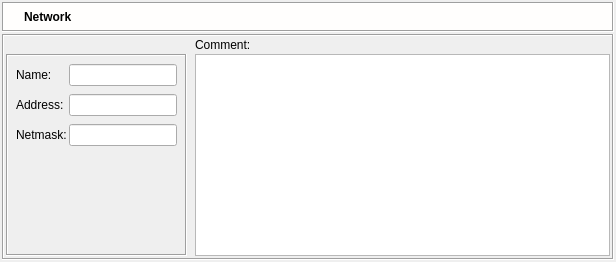
Old version of the form src/gui/networkdialog_q.ui in the repository fwbuilder/fwbuilder.
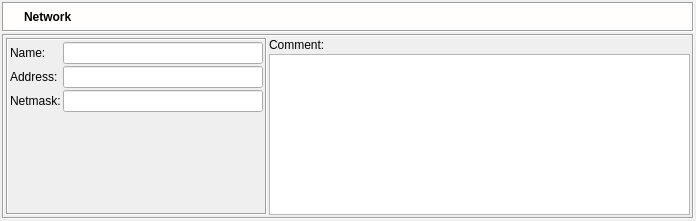
New version of the form. Icons and pictures are not drawn.

```diff
--- a/src/gui/networkdialog_q.ui
+++ b/src/gui/networkdialog_q.ui
@@ -8,8 +8,8 @@
    <rect>
     <x>0</x>
     <y>0</y>
-    <width>616</width>
-    <height>262</height>
+    <width>696</width>
+    <height>221</height>
    </rect>
   </property>
   <property name="sizePolicy" >
@@ -244,55 +244,14 @@
         <enum>QFrame::Sunken</enum>
        </property>
        <layout class="QGridLayout" >
-        <property name="leftMargin" >
-         <number>2</number>
-        </property>
-        <property name="topMargin" >
-         <number>2</number>
-        </property>
-        <property name="rightMargin" >
-         <number>2</number>
-        </property>
-        <property name="bottomMargin" >
-         <number>2</number>
-        </property>
-        <property name="horizontalSpacing" >
-         <number>8</number>
-        </property>
-        <property name="verticalSpacing" >
-         <number>2</number>
-        </property>
-        <item row="1" column="1" >
-         <widget class="QTextEdit" name="comment" >
-          <property name="sizePolicy" >
-           <sizepolicy vsizetype="Expanding" hsizetype="Expanding" >
-            <horstretch>0</horstretch>
-            <verstretch>100</verstretch>
-           </sizepolicy>
-          </property>
-          <property name="minimumSize" >
-           <size>
-            <width>200</width>
-            <height>0</height>
-           </size>
-          </property>
-          <property name="tabChangesFocus" >
-           <bool>true</bool>
-          </property>
-         </widget>
-        </item>
-        <item row="0" column="1" >
-         <widget class="QLabel" name="textLabel2" >
-          <property name="text" >
-           <string>Comment:</string>
-          </property>
-          <property name="wordWrap" >
-           <bool>false</bool>
-          </property>
-         </widget>
-        </item>
-        <item row="1" column="0" >
+        <item rowspan="2" row="0" column="0" >
          <widget class="QFrame" name="frame50" >
+          <property name="sizePolicy" >
+           <sizepolicy vsizetype="Expanding" hsizetype="Preferred" >
+            <horstretch>0</horstretch>
+            <verstretch>0</verstretch>
+           </sizepolicy>
+          </property>
           <property name="frameShape" >
            <enum>QFrame::Box</enum>
           </property>
@@ -300,31 +259,79 @@
            <enum>QFrame::Sunken</enum>
           </property>
           <layout class="QGridLayout" >
-           <property name="leftMargin" >
-            <number>8</number>
-           </property>
-           <property name="topMargin" >
-            <number>8</number>
-           </property>
-           <property name="rightMargin" >
-            <number>8</number>
-           </property>
-           <property name="bottomMargin" >
-            <number>8</number>
-           </property>
-           <property name="horizontalSpacing" >
-            <number>2</number>
-           </property>
-           <property name="verticalSpacing" >
-            <number>8</number>
-           </property>
-           <item row="4" column="1" >
+           <item row="0" column="0" >
+            <widget class="QLabel" name="textLabel1" >
+             <property name="text" >
+              <string>Name:</string>
+             </property>
+             <property name="wordWrap" >
+              <bool>false</bool>
+             </property>
+            </widget>
+           </item>
+           <item row="0" column="1" >
+            <widget class="QLineEdit" name="obj_name" >
+             <property name="sizePolicy" >
+              <sizepolicy vsizetype="Fixed" hsizetype="Preferred" >
+               <horstretch>0</horstretch>
+               <verstretch>0</verstretch>
+              </sizepolicy>
+             </property>
+             <property name="minimumSize" >
+              <size>
+               <width>200</width>
+               <height>0</height>
+              </size>
+             </property>
+            </widget>
+           </item>
+           <item row="1" column="0" >
+            <widget class="QLabel" name="textLabel2_2" >
+             <property name="text" >
+              <string>Address:</string>
+             </property>
+             <property name="wordWrap" >
+              <bool>false</bool>
+             </property>
+            </widget>
+           </item>
+           <item row="1" column="1" >
+            <widget class="QLineEdit" name="address" >
+             <property name="sizePolicy" >
+              <sizepolicy vsizetype="Fixed" hsizetype="Preferred" >
+               <horstretch>0</horstretch>
+               <verstretch>0</verstretch>
+              </sizepolicy>
+             </property>
+            </widget>
+           </item>
+           <item row="2" column="0" >
+            <widget class="QLabel" name="textLabel2_2_2" >
+             <property name="text" >
+              <string>Netmask:</string>
+             </property>
+             <property name="wordWrap" >
+              <bool>false</bool>
+             </property>
+            </widget>
+           </item>
+           <item row="2" column="1" >
+            <widget class="QLineEdit" name="netmask" >
+             <property name="sizePolicy" >
+              <sizepolicy vsizetype="Fixed" hsizetype="Preferred" >
+               <horstretch>0</horstretch>
+               <verstretch>0</verstretch>
+              </sizepolicy>
+             </property>
+            </widget>
+           </item>
+           <item row="3" column="1" >
             <spacer>
              <property name="orientation" >
               <enum>Qt::Vertical</enum>
              </property>
              <property name="sizeType" >
-              <enum>QSizePolicy::MinimumExpanding</enum>
+              <enum>QSizePolicy::Expanding</enum>
              </property>
              <property name="sizeHint" >
               <size>
@@ -334,75 +341,38 @@
              </property>
             </spacer>
            </item>
-           <item row="0" column="0" >
-            <widget class="QLabel" name="textLabel1" >
-             <property name="text" >
-              <string>Name:</string>
-             </property>
-             <property name="wordWrap" >
-              <bool>false</bool>
-             </property>
-            </widget>
-           </item>
-           <item row="3" column="0" >
-            <widget class="QLabel" name="textLabel2_2_2" >
-             <property name="text" >
-              <string>Netmask:</string>
-             </property>
-             <property name="wordWrap" >
-              <bool>false</bool>
-             </property>
-            </widget>
-           </item>
-           <item row="2" column="1" >
-            <widget class="QLineEdit" name="address" >
-             <property name="sizePolicy" >
-              <sizepolicy vsizetype="Fixed" hsizetype="Preferred" >
-               <horstretch>0</horstretch>
-               <verstretch>0</verstretch>
-              </sizepolicy>
-             </property>
-            </widget>
-           </item>
-           <item row="3" column="1" >
-            <widget class="QLineEdit" name="netmask" >
-             <property name="sizePolicy" >
-              <sizepolicy vsizetype="Fixed" hsizetype="Preferred" >
-               <horstretch>0</horstretch>
-               <verstretch>0</verstretch>
-              </sizepolicy>
-             </property>
-            </widget>
-           </item>
-           <item row="2" column="0" >
-            <widget class="QLabel" name="textLabel2_2" >
-             <property name="text" >
-              <string>Address:</string>
-             </property>
-             <property name="wordWrap" >
-              <bool>false</bool>
-             </property>
-            </widget>
-           </item>
-           <item row="0" column="1" >
-            <widget class="QLineEdit" name="obj_name" >
-             <property name="sizePolicy" >
-              <sizepolicy vsizetype="Fixed" hsizetype="Preferred" >
-               <horstretch>0</horstretch>
-               <verstretch>0</verstretch>
-              </sizepolicy>
-             </property>
-             <property name="minimumSize" >
-              <size>
-               <width>0</width>
-               <height>0</height>
-              </size>
-             </property>
-            </widget>
-           </item>
           </layout>
          </widget>
         </item>
+        <item row="0" column="1" >
+         <widget class="QLabel" name="textLabel2" >
+          <property name="text" >
+           <string>Comment:</string>
+          </property>
+          <property name="wordWrap" >
+           <bool>false</bool>
+          </property>
+         </widget>
+        </item>
+        <item row="1" column="1" >
+         <widget class="QTextEdit" name="comment" >
+          <property name="sizePolicy" >
+           <sizepolicy vsizetype="Expanding" hsizetype="Expanding" >
+            <horstretch>0</horstretch>
+            <verstretch>100</verstretch>
+           </sizepolicy>
+          </property>
+          <property name="minimumSize" >
+           <size>
+            <width>200</width>
+            <height>0</height>
+           </size>
+          </property>
+          <property name="tabChangesFocus" >
+           <bool>true</bool>
+          </property>
+         </widget>
+        </item>
        </layout>
       </widget>
      </item>
```
